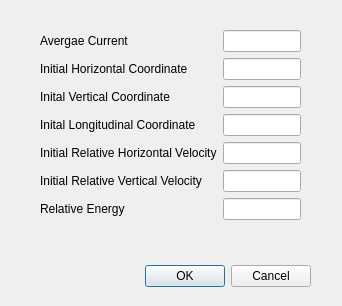
Qt form RadTrack/ui/beamforsrw.ui (aerosadegh/radtrack) before a commit.
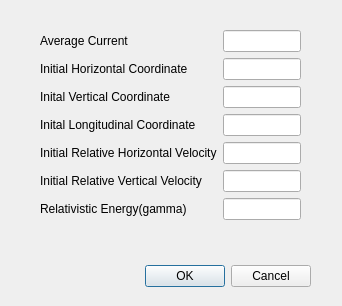
The same form after that commit.

What changed in the file:
```diff
--- a/RadTrack/ui/beamforsrw.ui
+++ b/RadTrack/ui/beamforsrw.ui
@@ -42,7 +42,7 @@
     <item row="0" column="0">
      <widget class="QLabel" name="label_12">
       <property name="text">
-       <string>Avergae Current</string>
+       <string>Average Current</string>
       </property>
      </widget>
     </item>
@@ -84,7 +84,7 @@
     <item row="6" column="0">
      <widget class="QLabel" name="label_18">
       <property name="text">
-       <string>Relative Energy</string>
+       <string>Relativistic Energy(gamma)</string>
       </property>
      </widget>
     </item>
```
Left out of the diff: 16 changed lines with no effect on the pictures.
